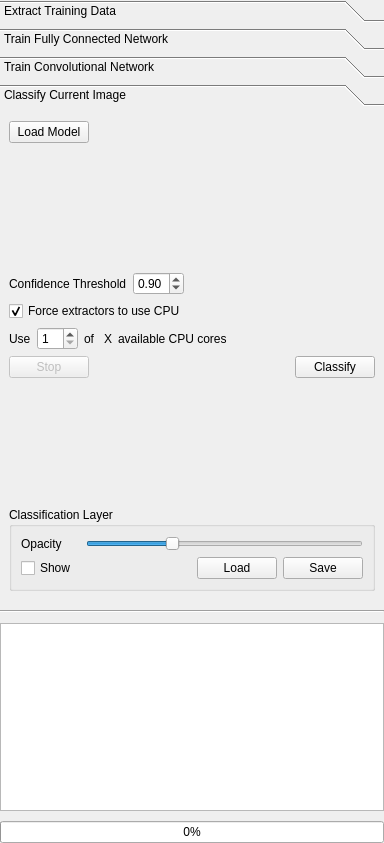
Old version of the form nenetic/gui/toolkit_widget.ui in the repository persts/Nenetic.
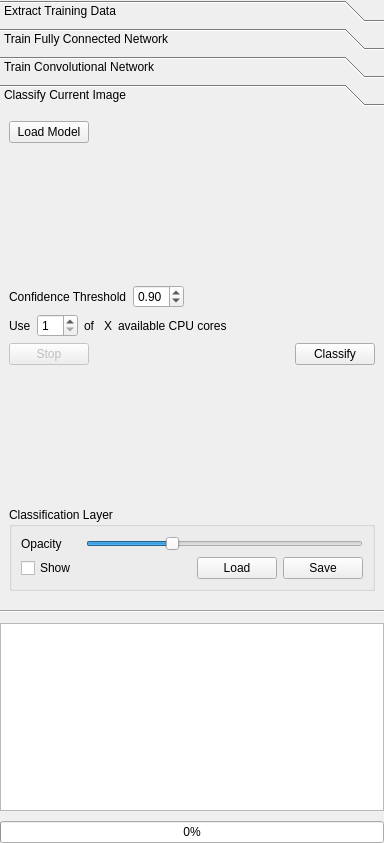
New version of the form. The open tabs and pages were chosen to show the change.

Commit message: Removed extractor from GPU and other performance tuning

Patch:
```diff
--- a/nenetic/gui/toolkit_widget.ui
+++ b/nenetic/gui/toolkit_widget.ui
@@ -1216,16 +1216,6 @@
          </item>
         </layout>
        </item>
-       <item>
-        <widget class="QCheckBox" name="checkBoxForceCpu">
-         <property name="text">
-          <string>Force extractors to use CPU</string>
-         </property>
-         <property name="checked">
-          <bool>true</bool>
-         </property>
-        </widget>
-       </item>
        <item>
         <layout class="QHBoxLayout" name="horizontalLayout_9">
          <item>
```
The commit also changes 9 other files.
